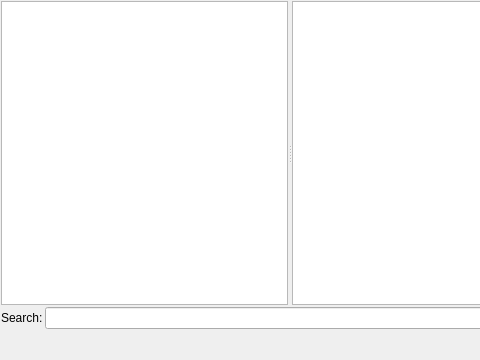
Qt form source/formhelp.ui (leuat/TRSE) before a commit; both pictures show x 0 to 480 and y 0 to 360 of the 871 by 360 pixel window.
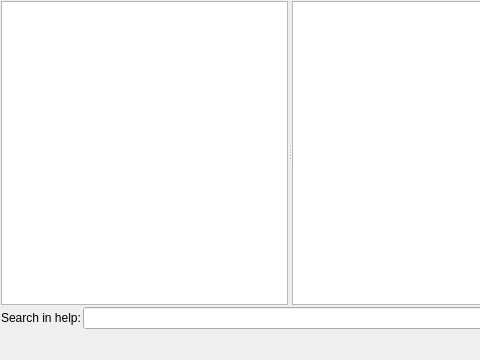
The same form after that commit.

What changed in the file:
```diff
--- a/source/formhelp.ui
+++ b/source/formhelp.ui
@@ -68,7 +68,7 @@
      <item>
       <widget class="QLabel" name="label">
        <property name="text">
-        <string>Search:</string>
+        <string>Search in help:</string>
        </property>
       </widget>
      </item>
```
Left out of the diff: 1 changed line with no effect on the pictures.
